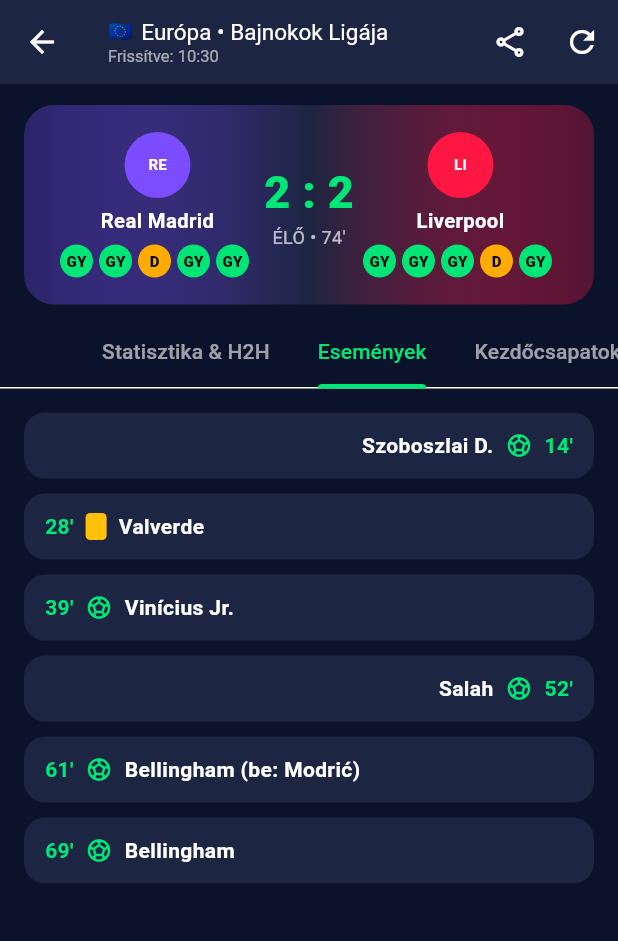
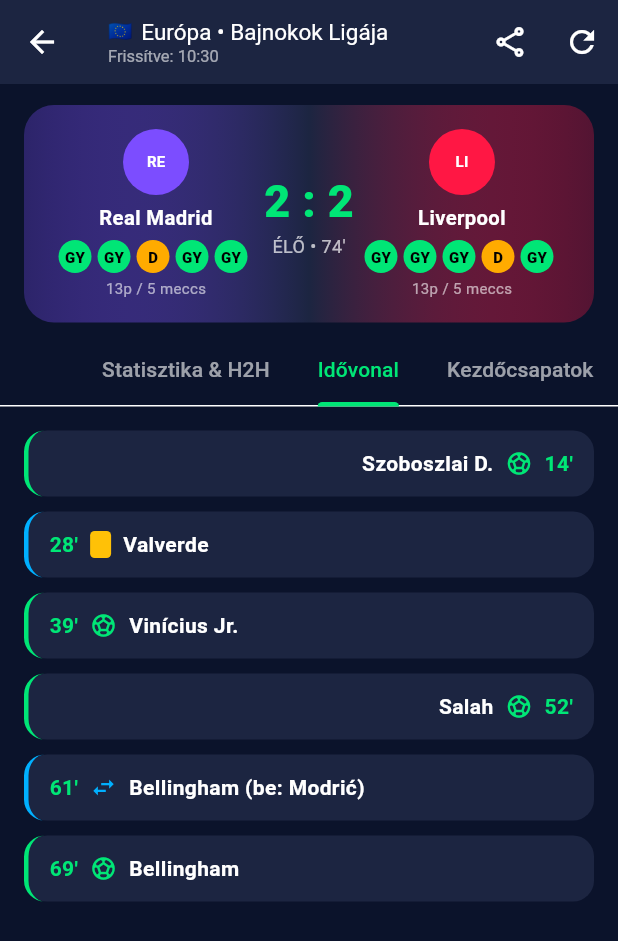
Before and after one commit to apagyizsolt6-ship-it/zsoltscores, a Flutter app: the MatchStatsScreen screen opened directly with sample values from the repository, tab 2 chosen, on a phone screen of 412 x 824 dp. Shown: the top 941 px of the screen. Run offline on Flutter 3.47's test engine with Material 3 defaults, Android fonts, the phone set to English and light mode, and no system bars; our stand-ins replace shared_preferences; accounts and stored records are empty.

Commit message:
Update main.dart

```diff
--- a/lib/main.dart
+++ b/lib/main.dart
@@ -954,10 +954,28 @@ class MatchesTab extends StatefulWidget {
 }
 
 class _MatchesTabState extends State<MatchesTab> {
+  final TextEditingController _searchCtrl = TextEditingController();
   String selectedCompetition = 'Összes';
   String quickFilter = 'all'; // 'all', 'live', 'finished', 'favs'
   String searchQuery = '';
   final Set<String> _manualOverrides = {};
+
+  @override
+  void dispose() {
+    _searchCtrl.dispose();
+    super.dispose();
+  }
+
+  void _applyQuickSearch(String value) {
+    setState(() {
+      searchQuery = value;
+      _searchCtrl.text = value;
+      _searchCtrl.selection = TextSelection.fromPosition(TextPosition(offset: value.length));
+    });
+    if (value.trim().length >= 2) {
+      DisplayPrefs.addRecentSearch(value.trim());
+    }
+  }
 
   String _formatHungarianDayLabel(DateTime dt) {
     final now = DateTime.now();
@@ -1094,6 +1112,11 @@ class _MatchesTabState extends State<MatchesTab> {
     final sourceColor = !widget.isLiveApiData
         ? Colors.amberAccent
         : (widget.loadedFromCache ? const Color(0xFF00B0FF) : const Color(0xFF00E676));
+
+    final quickChips = <String>{
+      ...DisplayPrefs.favoriteTeams,
+      ...DisplayPrefs.recentSearches,
+    }.take(7).toList();
 
     return SafeArea(
       child: Column(
@@ -1298,12 +1321,25 @@ class _MatchesTabState extends State<MatchesTab> {
                       child: SizedBox(
                         height: 38,
                         child: TextField(
+                          controller: _searchCtrl,
                           onChanged: (val) => setState(() => searchQuery = val),
+                          onSubmitted: (val) {
+                            if (val.trim().length >= 2) {
+                              DisplayPrefs.addRecentSearch(val.trim());
+                              setState(() {});
+                            }
+                          },
                           style: const TextStyle(fontSize: 13),
                           decoration: InputDecoration(
                             hintText: 'Keresés csapatra, országra vagy bajnokságra...',
                             hintStyle: const TextStyle(color: Colors.white54, fontSize: 12),
                             prefixIcon: const Icon(Icons.search, color: Color(0xFF00E676), size: 18),
+                            suffixIcon: searchQuery.isNotEmpty
+                                ? IconButton(
+                                    icon: const Icon(Icons.close, size: 16, color: Colors.white54),
+                                    onPressed: () => _applyQuickSearch(''),
+                                  )
+                                : null,
                             filled: true,
                             fillColor: const Color(0xFF0B132B).withAlpha(200),
                             contentPadding: EdgeInsets.zero,
@@ -1321,8 +1357,44 @@ class _MatchesTabState extends State<MatchesTab> {
                     ),
                   ],
                 ),
+                if (quickChips.isNotEmpty) ...[
+                  const SizedBox(height: 7),
+                  SizedBox(
+                    height: 26,
+                    child: ListView.builder(
+                      scrollDirection: Axis.horizontal,
+                      itemCount: quickChips.length,
+                      itemBuilder: (ctx, idx) {
+                        final chipText = quickChips[idx];
+                        final active = searchQuery.toLowerCase() == chipText.toLowerCase();
+                        return Padding(
+                          padding: const EdgeInsets.only(right: 6),
+                          child: GestureDetector(
+                            onTap: () => _applyQuickSearch(active ? '' : chipText),
+                            child: Container(
+                              padding: const EdgeInsets.symmetric(horizontal: 9),
+                              alignment: Alignment.center,
+                              decoration: BoxDecoration(
+                                color: active ? const Color(0xFFFFAB00) : const Color(0xFF0B132B).withAlpha(175),
+                                borderRadius: BorderRadius.circular(8),
+                                border: Border.all(color: active ? const Color(0xFFFFAB00) : Colors.white12),
+                              ),
+                              child: Text(
+                                chipText,
+                                style: TextStyle(
+                                  fontSize: 10.5,
+                                  fontWeight: FontWeight.w700,
+                                  color: active ? Colors.black : Colors.white70,
+                                ),
+                              ),
+                            ),
+                          ),
+                        );
+                      },
+                    ),
+                  ),
+                ],
                 const SizedBox(height: 8),
-                // Gyors állapot-szűrők (Mind / Élő / Vége / Kedvencek)
                 Row(
                   children: [
                     _quickFilterChip('Mind', 'all', const Color(0xFF00E676)),
@@ -1396,7 +1468,6 @@ class _MatchesTabState extends State<MatchesTab> {
               ),
             ),
 
-          // Gyors bajnokság-választó sáv
           SizedBox(
             height: 46,
             child: ListView.builder(
@@ -1447,7 +1518,6 @@ class _MatchesTabState extends State<MatchesTab> {
             ),
           ),
 
-          // Meccslista
           Expanded(
             child: RefreshIndicator(
               color: const Color(0xFF00E676),
@@ -1655,7 +1725,7 @@ class _MatchesTabState extends State<MatchesTab> {
   }
 }
 
-// --- MECCSKÁRTYA (KEDVENC CSAPAT KIEMELÉS + GÓLVILLANÁS + GÓLLÖVŐK / PIROS LAPOK) ---
+// --- MECCSKÁRTYA ---
 class MatchCard extends StatelessWidget {
   final MatchData match;
   final bool isFavorite;
@@ -1933,7 +2003,7 @@ class MatchCard extends StatelessWidget {
   }
 }
 
-// --- 2. BŐVÍTETT TABELLA FÜL (8 LIGA + HAZAI/VENDÉG + GÓLLÖVŐLISTA) ---
+// --- 2. BŐVÍTETT TABELLA FÜL ---
 class StandingsTab extends StatefulWidget {
   final VoidCallback onOpenSettings;
   const StandingsTab({super.key, required this.onOpenSettings});
@@ -2427,7 +2497,7 @@ class FormationPitchView extends StatelessWidget {
   }
 }
 
-// --- RÉSZLETES NÉZET: STATISZTIKÁK + FORMA/H2H + ESEMÉNYEK + KEZDŐCSAPATOK + ÖSSZEFOGLALÓK ---
+// --- RÉSZLETES NÉZET: STATISZTIKA & H2H + IDŐVONAL + KEZDŐCSAPATOK + ÖSSZEFOGLALÓK ---
 class MatchStatsScreen extends StatefulWidget {
   final MatchData match;
   const MatchStatsScreen({super.key, required this.match});
@@ -2506,10 +2576,22 @@ class _MatchStatsScreenState extends State<MatchStatsScreen> {
     );
   }
 
+  int _shotAccuracy(int onTarget, int totalShots) {
+    if (totalShots <= 0) return 0;
+    return ((onTarget * 100) / totalShots).round().clamp(0, 100);
+  }
+
   @override
   Widget build(BuildContext context) {
     final intervalSec = ApiConfig.isStatPal ? 15 : 30;
     final updClock = SportsApiService.formatClock(_updatedAt);
+    final sortedEvents = List<MatchEvent>.of(_match.events)
+      ..sort((a, b) => a.minuteSortValue.compareTo(b.minuteSortValue));
+
+    final homeAcc = _shotAccuracy(_match.shotsOnTargetHome, _match.shotsHome);
+    final awayAcc = _shotAccuracy(_match.shotsOnTargetAway, _match.shotsAway);
+    final homeAttackIndex = (_match.shotsHome * 2 + _match.shotsOnTargetHome * 3 + _match.cornersHome + (_match.possessionHome ~/ 10));
+    final awayAttackIndex = (_match.shotsAway * 2 + _match.shotsOnTargetAway * 3 + _match.cornersAway + ((100 - _match.possessionHome) ~/ 10));
 
     return DefaultTabController(
       length: 4,
@@ -2553,7 +2635,7 @@ class _MatchStatsScreenState extends State<MatchStatsScreen> {
             if (_loadingDetails) const LinearProgressIndicator(color: Color(0xFF00E676), backgroundColor: Colors.transparent),
             Container(
               margin: const EdgeInsets.fromLTRB(16, 14, 16, 8),
-              padding: const EdgeInsets.all(18),
+              padding: const EdgeInsets.all(16),
               decoration: BoxDecoration(
                 gradient: LinearGradient(colors: [_match.homeColor.withAlpha(75), const Color(0xFF1C2541), _match.awayColor.withAlpha(75)]),
                 borderRadius: BorderRadius.circular(20),
@@ -2568,8 +2650,10 @@ class _MatchStatsScreenState extends State<MatchStatsScreen> {
                         const SizedBox(height: 6),
                         Text(_match.homeTeam, textAlign: TextAlign.center, style: const TextStyle(fontSize: 13.5, fontWeight: FontWeight.bold)),
                         if (_match.homeForm.isNotEmpty) ...[
-                          const SizedBox(height: 6),
+                          const SizedBox(height: 5),
                           Row(mainAxisAlignment: MainAxisAlignment.center, children: _match.homeForm.map(_formBadge).toList()),
+                          const SizedBox(height: 3),
+                          Text('${MatchData.formPoints(_match.homeForm)}p / 5 meccs', style: const TextStyle(fontSize: 10, color: Colors.white60)),
                         ],
                       ],
                     ),
@@ -2587,8 +2671,10 @@ class _MatchStatsScreenState extends State<MatchStatsScreen> {
                         const SizedBox(height: 6),
                         Text(_match.awayTeam, textAlign: TextAlign.center, style: const TextStyle(fontSize: 13.5, fontWeight: FontWeight.bold)),
                         if (_match.awayForm.isNotEmpty) ...[
-                          const SizedBox(height: 6),
+                          const SizedBox(height: 5),
                           Row(mainAxisAlignment: MainAxisAlignment.center, children: _match.awayForm.map(_formBadge).toList()),
+                          const SizedBox(height: 3),
+                          Text('${MatchData.formPoints(_match.awayForm)}p / 5 meccs', style: const TextStyle(fontSize: 10, color: Colors.white60)),
                         ],
                       ],
                     ),
@@ -2619,7 +2705,7 @@ class _MatchStatsScreenState extends State<MatchStatsScreen> {
               unselectedLabelColor: Colors.white60,
               tabs: [
                 Tab(text: 'Statisztika & H2H'),
-                Tab(text: 'Események'),
+                Tab(text: 'Idővonal'),
                 Tab(text: 'Kezdőcsapatok'),
                 Tab(text: 'Összefoglalók 🎬'),
               ],
@@ -2631,8 +2717,10 @@ class _MatchStatsScreenState extends State<MatchStatsScreen> {
                     padding: const EdgeInsets.all(18),
                     children: [
                       _statBar('Labdabirtoklás (%)', _match.possessionHome, 100 - _match.possessionHome, _match.homeColor, _match.awayColor),
+                      _statBar('Támadási aktivitás', homeAttackIndex, awayAttackIndex, _match.homeColor, _match.awayColor),
                       _statBar('Összes lövés', _match.shotsHome, _match.shotsAway, _match.homeColor, _match.awayColor),
                       _statBar('Kapura lövések', _match.shotsOnTargetHome, _match.shotsOnTargetAway, _match.homeColor, _match.awayColor),
+                      _statBar('Kapura tartó pontosság (%)', homeAcc, awayAcc, _match.homeColor, _match.awayColor),
                       _statBar('Szögletek', _match.cornersHome, _match.cornersAway, _match.homeColor, _match.awayColor),
                       _statBar('Szabálytalanságok', _match.foulsHome, _match.foulsAway, _match.homeColor, _match.awayColor),
                       if (_match.h2hFixtures.isNotEmpty) ...[
@@ -2655,17 +2743,28 @@ class _MatchStatsScreenState extends State<MatchStatsScreen> {
                       ],
                     ],
                   ),
-                  _match.events.isEmpty
-                      ? const Center(child: Text('Még nincs rögzített esemény ehhez a mérkőzéshez.', style: TextStyle(color: Colors.white60)))
+                  sortedEvents.isEmpty
+                      ? const Center(child: Text('Még nincs rögzített idővonal-esemény ehhez a meccshez.', style: TextStyle(color: Colors.white60)))
                       : ListView.builder(
                           padding: const EdgeInsets.all(16),
-                          itemCount: _match.events.length,
+                          itemCount: sortedEvents.length,
                           itemBuilder: (context, i) {
-                            final ev = _match.events[i];
+                            final ev = sortedEvents[i];
                             return Container(
                               margin: const EdgeInsets.only(bottom: 10),
                               padding: const EdgeInsets.symmetric(horizontal: 14, vertical: 12),
-                              decoration: BoxDecoration(color: const Color(0xFF1C2541), borderRadius: BorderRadius.circular(14)),
+                              decoration: BoxDecoration(
+                                color: const Color(0xFF1C2541),
+                                borderRadius: BorderRadius.circular(14),
+                                border: Border(
+                                  left: BorderSide(
+                                    color: ev.type == 'goal'
+                                        ? const Color(0xFF00E676)
+                                        : (ev.type == 'red' ? Colors.redAccent : const Color(0xFF00B0FF)),
+                                    width: 3,
+                                  ),
+                                ),
+                              ),
                               child: Row(
                                 mainAxisAlignment: ev.isHome ? MainAxisAlignment.start : MainAxisAlignment.end,
                                 children: ev.isHome
@@ -2674,10 +2773,10 @@ class _MatchStatsScreenState extends State<MatchStatsScreen> {
                                         const SizedBox(width: 8),
                                         _eventIcon(ev.type),
                                         const SizedBox(width: 8),
-                                        Text(ev.player, style: const TextStyle(fontWeight: FontWeight.bold)),
+                                        Flexible(child: Text(ev.player, style: const TextStyle(fontWeight: FontWeight.bold), overflow: TextOverflow.ellipsis)),
                                       ]
                                     : [
-                                        Text(ev.player, style: const TextStyle(fontWeight: FontWeight.bold)),
+                                        Flexible(child: Text(ev.player, style: const TextStyle(fontWeight: FontWeight.bold), overflow: TextOverflow.ellipsis)),
                                         const SizedBox(width: 8),
                                         _eventIcon(ev.type),
                                         const SizedBox(width: 8),
@@ -2831,6 +2930,9 @@ class _MatchStatsScreenState extends State<MatchStatsScreen> {
     if (type == 'red') {
       return Container(width: 14, height: 18, decoration: BoxDecoration(color: Colors.redAccent, borderRadius: BorderRadius.circular(3)));
     }
+    if (type == 'sub') {
+      return const Icon(Icons.swap_horiz, color: Color(0xFF00B0FF), size: 18);
+    }
     return const Icon(Icons.sports_soccer, color: Color(0xFF00E676), size: 18);
   }
 
```
